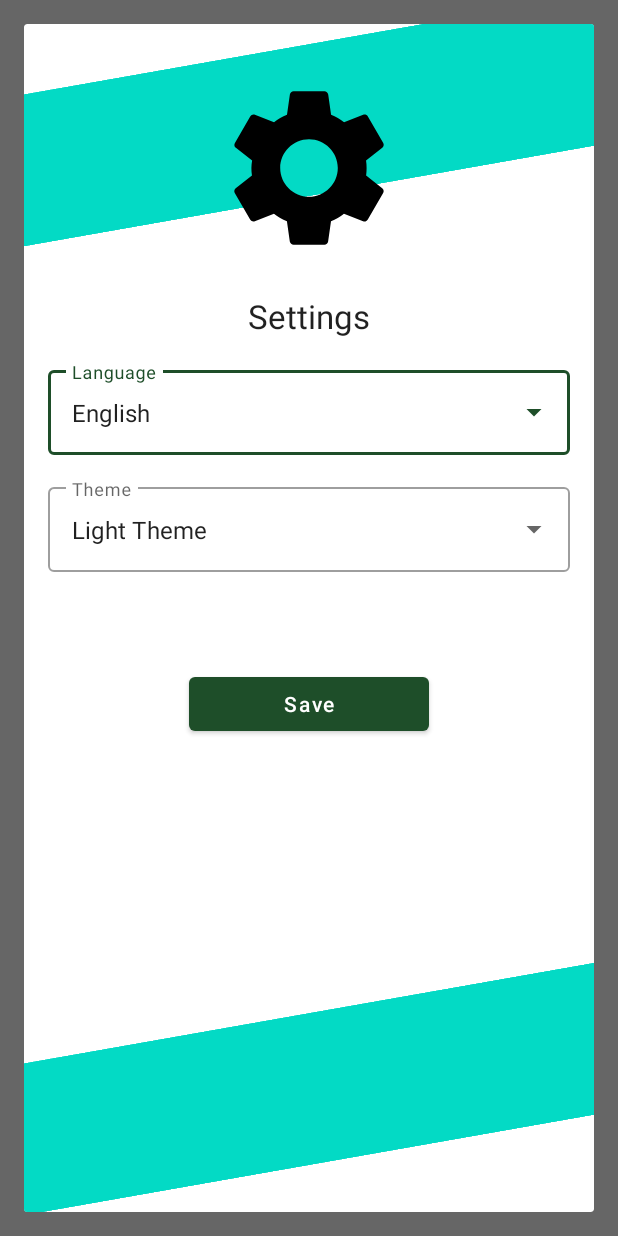
After one commit to samreth-dev/yoga-android-project, an Android app: the fragment PopupSettingsFragment shown on its own in the app's theme, on a phone screen of 412 x 824 dp. The commit adds this screen. Run offline under Robolectric (Android 15) with nearby library versions, the phone set to English and light mode, and no system bars.

Commit message:
Resolve conflict - Konor

```diff
--- a/app/src/main/java/com/example/yoga/MainActivity.kt
+++ b/app/src/main/java/com/example/yoga/MainActivity.kt
@@ -20,6 +20,7 @@ class MainActivity : AppCompatActivity() {
         super.onCreate(savedInstanceState)
         setContentView(R.layout.activity_main)
 
+        setTheme(getPreferences(MODE_PRIVATE).getInt("theme", R.style.Theme_Yoga))
 
         var manager = supportFragmentManager
         var transaction = manager.beginTransaction()
--- /dev/null
+++ b/app/src/main/java/com/example/yoga/PopupSettingsFragment.kt
@@ -0,0 +1,122 @@
+package com.example.yoga
+
+import android.content.Context.MODE_PRIVATE
+import android.os.Bundle
+import android.util.TypedValue
+import android.view.LayoutInflater
+import android.view.View
+import android.view.ViewGroup
+import android.view.WindowManager
+import android.widget.ArrayAdapter
+import android.widget.AutoCompleteTextView
+import androidx.constraintlayout.widget.ConstraintLayout
+import androidx.core.app.ActivityCompat.recreate
+import androidx.fragment.app.DialogFragment
+import kotlinx.android.synthetic.main.fragment_popup_settings.view.*
+import java.util.*
+import kotlin.math.max
+
+
+class PopupSettingsFragment : DialogFragment() {
+
+    lateinit var languageStrings: List<String>
+    lateinit var themeStrings: List<String>
+    lateinit var themeTags: List<String>
+    lateinit var styles: List<Int>
+    lateinit var locales: List<String>
+
+    override fun onCreateView(
+        inflater: LayoutInflater, container: ViewGroup?,
+        savedInstanceState: Bundle?
+    ): View? {
+        // Inflate the layout for this fragment
+        val view = inflater.inflate(R.layout.fragment_popup_settings, container, false)
+
+        languageStrings = listOf(resources.getString(R.string.english), resources.getString(R.string.turkish))
+        locales = listOf("en", "tr")
+
+        themeStrings = listOf(resources.getString(R.string.light_theme), resources.getString(R.string.dark_theme))
+        themeTags = listOf("Yoga", "YogaDark")
+        styles = listOf(R.style.Theme_Yoga, R.style.Theme_Yoga_Dark)
+
+        val languageAdapter = ArrayAdapter(requireContext(), R.layout.popup_settings_list_item, languageStrings)
+        (view.settingsLanguagePick.editText as? AutoCompleteTextView)?.apply {
+            setAdapter(languageAdapter)
+            setText(languageStrings[max(locales.indexOf(getCurrentLocaleCode()), 0)], false)
+        }
+        val themeAdapter = ArrayAdapter(requireContext(), R.layout.popup_settings_list_item, themeStrings)
+        (view.settingsThemePick.editText as? AutoCompleteTextView)?.apply {
+            setAdapter(themeAdapter)
+            setText(themeStrings[max(themeTags.indexOf(getCurrentThemeTag()), 0)], false)
+        }
+
+        view.popupSettingsSaveButton.setOnClickListener {
+            dismiss()
+        }
+
+        return view
+    }
+
+    override fun onResume() {
+        super.onResume()
+        val params: ViewGroup.LayoutParams = dialog!!.window!!.attributes
+        params.width = ConstraintLayout.LayoutParams.MATCH_PARENT
+        params.height = ConstraintLayout.LayoutParams.MATCH_PARENT
+        dialog!!.window!!.attributes = params as WindowManager.LayoutParams
+    }
+
+    override fun onDestroyView() {
+        super.onDestroyView()
+        saveChanges()
+    }
+
+    fun getSelectedThemeId(): Int {
+        val themeText = view?.settingsThemePick?.editText?.text.toString()
+        return styles[themeStrings.indexOf(themeText)]
+    }
+    fun getCurrentThemeTag(): String {
+        val outValue = TypedValue();
+        requireActivity().theme.resolveAttribute(R.attr.themeTag, outValue, true);
+        return outValue.string.toString();
+    }
+
+    fun getSelectedThemeTag(): String {
+        val theme = view?.settingsThemePick?.editText?.text.toString()
+        return themeTags[themeStrings.indexOf(theme)]
+    }
+
+    fun getCurrentLocaleCode(): String {
+        return resources.configuration.locale.toLanguageTag().substring(0, 2)
+    }
+
+    fun getSelectedLanguageToLocaleCode(): String {
+        return locales[languageStrings.indexOf(view?.settingsLanguagePick?.editText?.text.toString())]
+    }
+
+    fun saveChanges(){
+        val localeCode = getSelectedLanguageToLocaleCode()
+        var somethingChanged = false
+        if(getCurrentLocaleCode() != getSelectedLanguageToLocaleCode()) {
+            val locale = Locale(localeCode)
+            val config = resources.configuration
+            Locale.setDefault(locale)
+            config.locale = locale
+            // Update new locale settings
+            resources.updateConfiguration(config, resources.displayMetrics)
+            somethingChanged = true
+        }
+        val theme = styles[themeStrings.indexOf(view?.settingsThemePick?.editText?.text.toString())]
+        if(getCurrentThemeTag() != getSelectedThemeTag()){
+            requireActivity().setTheme(theme)
+            requireActivity().getPreferences(MODE_PRIVATE).edit().putInt("theme", getSelectedThemeId()).apply()
+            somethingChanged = true
+        }
+        if(somethingChanged) {
+            recreate(requireActivity())
+        }
+    }
+
+    companion object {
+        const val TAG = "PopupSettingsDialog"
+    }
+}
--- /dev/null
+++ b/app/src/main/res/drawable/popup_settings_streak.xml
@@ -0,0 +1,5 @@
+<?xml version="1.0" encoding="utf-8"?>
+<shape xmlns:android="http://schemas.android.com/apk/res/android" android:shape="rectangle">
+<!-- Solid rectangle 45 percent angle-->
+    <solid android:color="?colorSecondary" />
+</shape>
--- a/app/src/main/res/layout/activity_main.xml
+++ b/app/src/main/res/layout/activity_main.xml
@@ -4,7 +4,6 @@
     xmlns:tools="http://schemas.android.com/tools"
     android:layout_width="match_parent"
     android:layout_height="match_parent"
-
     android:orientation="vertical"
     tools:context=".MainActivity">
 
--- /dev/null
+++ b/app/src/main/res/layout/fragment_popup_settings.xml
@@ -0,0 +1,123 @@
+<?xml version="1.0" encoding="utf-8"?>
+<ScrollView xmlns:android="http://schemas.android.com/apk/res/android"
+    xmlns:app="http://schemas.android.com/apk/res-auto"
+    xmlns:tools="http://schemas.android.com/tools"
+    android:layout_width="match_parent"
+    android:layout_height="match_parent"
+    android:fillViewport="true"
+    tools:context=".PopupSettingsFragment">
+
+    <androidx.constraintlayout.widget.ConstraintLayout
+        android:layout_width="match_parent"
+        android:layout_height="wrap_content">
+
+        <ImageView
+            android:id="@+id/bgStreakTop"
+            android:layout_width="0dp"
+            android:layout_height="100dp"
+            android:layout_marginStart="-128dp"
+            android:layout_marginEnd="-128dp"
+            android:layout_marginBottom="64dp"
+            android:rotation="-10"
+            android:src="@drawable/popup_settings_streak"
+            app:layout_constraintBottom_toBottomOf="@+id/settingsAvatarImgView"
+            app:layout_constraintEnd_toEndOf="parent"
+            app:layout_constraintStart_toStartOf="parent"
+            app:layout_constraintTop_toTopOf="@+id/settingsAvatarImgView" />
+
+        <ImageView
+            android:id="@+id/bgStreakBottom"
+            android:layout_width="0dp"
+            android:layout_height="100dp"
+            android:layout_marginStart="-128dp"
+            android:layout_marginEnd="-128dp"
+            android:layout_marginBottom="32dp"
+            android:rotation="-10"
+            android:src="@drawable/popup_settings_streak"
+            app:layout_constraintBottom_toBottomOf="parent"
+            app:layout_constraintEnd_toEndOf="parent"
+            app:layout_constraintStart_toStartOf="parent" />
+
+        <com.google.android.material.imageview.ShapeableImageView
+            android:id="@+id/settingsAvatarImgView"
+            android:layout_width="128dp"
+            android:layout_height="128dp"
+            android:layout_marginTop="32dp"
+            android:src="@drawable/ic_setting"
+            app:layout_constraintEnd_toEndOf="parent"
+            app:layout_constraintStart_toStartOf="parent"
+            app:layout_constraintTop_toTopOf="parent"
+            app:shapeAppearanceOverlay="@style/roundedImageViewRounded" />
+
+        <TextView
+            android:id="@+id/settingsNameLabel"
+            android:layout_width="wrap_content"
+            android:layout_height="wrap_content"
+            android:layout_marginTop="20dp"
+            android:text="@string/settings"
+            android:textAppearance="@style/TextAppearance.AppCompat.Large"
+            app:layout_constraintEnd_toEndOf="parent"
+            app:layout_constraintStart_toStartOf="parent"
+            app:layout_constraintTop_toBottomOf="@+id/settingsAvatarImgView" />
+
+
+        <com.google.android.material.textfield.TextInputLayout
+            android:id="@+id/settingsLanguagePick"
+            style="@style/Widget.MaterialComponents.TextInputLayout.OutlinedBox.ExposedDropdownMenu"
+            android:layout_width="match_parent"
+            android:layout_height="wrap_content"
+            android:layout_marginStart="16dp"
+            android:layout_marginTop="16dp"
+            android:layout_marginEnd="16dp"
+            android:hint="@string/language"
+            app:layout_constraintEnd_toEndOf="parent"
+            app:layout_constraintStart_toStartOf="parent"
+            app:layout_constraintTop_toBottomOf="@+id/settingsNameLabel">
+
+            <com.google.android.material.textfield.MaterialAutoCompleteTextView
+                android:layout_width="match_parent"
+                android:layout_height="match_parent"
+                android:layout_weight="1"
+                android:inputType="none"
+                tools:text="English" />
+
+        </com.google.android.material.textfield.TextInputLayout>
+
+        <com.google.android.material.textfield.TextInputLayout
+            android:id="@+id/settingsThemePick"
+            style="@style/Widget.MaterialComponents.TextInputLayout.OutlinedBox.ExposedDropdownMenu"
+            android:layout_width="match_parent"
+            android:layout_height="wrap_content"
+            android:layout_marginStart="16dp"
+            android:layout_marginTop="16dp"
+            android:layout_marginEnd="16dp"
+            android:hint="@string/theme"
+            app:layout_constraintEnd_toEndOf="parent"
+            app:layout_constraintStart_toStartOf="parent"
+            app:layout_constraintTop_toBottomOf="@+id/settingsLanguagePick">
+
+            <com.google.android.material.textfield.MaterialAutoCompleteTextView
+                android:layout_width="match_parent"
+                android:layout_height="match_parent"
+                android:layout_weight="1"
+                android:inputType="none"
+                tools:text="Light" />
+
+        </com.google.android.material.textfield.TextInputLayout>
+
+        <Button
+            android:id="@+id/popupSettingsSaveButton"
+            android:layout_width="0dp"
+            android:layout_height="wrap_content"
+            android:layout_marginStart="110dp"
+            android:layout_marginTop="64dp"
+            android:layout_marginEnd="110dp"
+            android:text="@string/save"
+            android:textAllCaps="false"
+            app:layout_constraintEnd_toEndOf="parent"
+            app:layout_constraintStart_toStartOf="parent"
+            app:layout_constraintTop_toBottomOf="@+id/settingsThemePick" />
+
+    </androidx.constraintlayout.widget.ConstraintLayout>
+
+</ScrollView>
--- /dev/null
+++ b/app/src/main/res/layout/popup_settings_list_item.xml
@@ -0,0 +1,8 @@
+<?xml version="1.0" encoding="utf-8"?>
+<TextView xmlns:android="http://schemas.android.com/apk/res/android"
+    android:layout_width="match_parent"
+    android:layout_height="wrap_content"
+    android:ellipsize="end"
+    android:maxLines="1"
+    android:padding="16dp"
+    android:textAppearance="?attr/textAppearanceSubtitle1" />
--- /dev/null
+++ b/app/src/main/res/menu/popup_settings_language.xml
@@ -0,0 +1,11 @@
+<?xml version="1.0" encoding="utf-8"?>
+<menu xmlns:android="http://schemas.android.com/apk/res/android">
+    <item android:id="@+id/language_en"
+    android:title="@string/english" />
+    <item android:id="@+id/language_ar"
+        android:title="@string/arabic" />
+    <item android:id="@+id/language_tr"
+        android:title="@string/turkish" />
+    <item android:id="@+id/language_km"
+        android:title="@string/khmer" />
+</menu>
--- /dev/null
+++ b/app/src/main/res/values/attrs.xml
@@ -0,0 +1,4 @@
+<?xml version="1.0" encoding="utf-8"?>
+<resources>
+    <attr name="themeTag" />
+</resources>
--- /dev/null
+++ b/app/src/main/res/values/popup_settings.xml
@@ -0,0 +1,7 @@
+<?xml version="1.0" encoding="utf-8"?>
+<resources>
+    <string-array name="Locales">
+        <item>en</item>
+        <item>tr</item>
+    </string-array>
+</resources>
--- a/app/src/main/res/values/strings.xml
+++ b/app/src/main/res/values/strings.xml
@@ -1,4 +1,5 @@
 <resources>
+
     <string name="app_name">Yoga</string>
     <string name="article_fragment_title"> YOGA AND HEALTH</string>
     <string name="article_back_btn">ARTICLES</string>
@@ -12,4 +13,15 @@
     <string name="profile_weight_hint">Weight</string>
     <string name="yogadetails">yogaDetails</string>
     <string name="yogatitle">yogaTitle</string>
+
+    <string name="turkish">Turkish</string>
+    <string name="arabic">Arabic</string>
+    <string name="english">English</string>
+    <string name="khmer">Khmer</string>
+    <string name="theme">Theme</string>
+    <string name="language">Language</string>
+    <string name="settings">Settings</string>
+    <string name="dark_theme">Dark Theme</string>
+    <string name="light_theme">Light Theme</string>
+    <string name="save">Save</string>
 </resources>
--- a/app/src/main/res/values/themes.xml
+++ b/app/src/main/res/values/themes.xml
@@ -1,6 +1,7 @@
 <resources xmlns:tools="http://schemas.android.com/tools">
     <!-- Base application theme. -->
     <style name="Theme.Yoga" parent="Theme.MaterialComponents.DayNight.NoActionBar">
+        <item name="themeTag">Yoga</item>
         <!-- Primary brand color. -->
         <item name="colorPrimary">@color/app_secondary_color</item>
         <item name="colorPrimaryVariant">@color/app_secondary_color</item>
@@ -13,4 +14,25 @@
         <item name="android:statusBarColor">?attr/colorPrimaryVariant</item>
         <!-- Customize your theme here. -->
     </style>
+
+    <style name="Theme.Yoga.Dark" parent="Theme.MaterialComponents.DayNight.NoActionBar">
+        <item name="themeTag">YogaDark</item>
+        <!-- Primary brand color. -->
+        <item name="colorPrimary">@color/purple_500</item>
+        <item name="colorPrimaryVariant">@color/purple_700</item>
+        <item name="colorOnPrimary">@color/white</item>
+        <!-- Secondary brand color. -->
+        <item name="colorSecondary">@color/purple_700</item>
+        <item name="colorSecondaryVariant">@color/purple_700</item>
+        <item name="colorOnSecondary">@color/black</item>
+
+        <!-- Status bar color. -->
+        <item name="android:statusBarColor">?attr/colorPrimaryVariant</item>
+        <!-- Customize your theme here. -->
+    </style>
+
+    <style name="roundedImageViewRounded">
+        <item name="cornerFamily">rounded</item>
+        <item name="cornerSize">25%</item>
+    </style>
 </resources>
```
Also changed, not shown: 1 other file.
